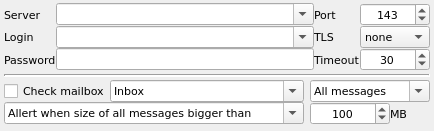
Qt form view/method/qImapTestWidget.ui (khomchenkovaa/QHostMonitor) before a commit.
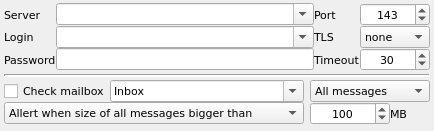
The same form after that commit.

What changed in the file:
```diff
--- a/view/method/qImapTestWidget.ui
+++ b/view/method/qImapTestWidget.ui
@@ -229,7 +229,7 @@
         </sizepolicy>
        </property>
        <property name="editable">
-        <bool>true</bool>
+        <bool>false</bool>
        </property>
        <item>
         <property name="text">
@@ -276,7 +276,7 @@
      <item row="1" column="0">
       <widget class="QComboBox" name="cmbMailAlert">
        <property name="editable">
-        <bool>true</bool>
+        <bool>false</bool>
        </property>
        <item>
         <property name="text">
```
Left out of the diff: 8 changed lines with no effect on the pictures.
